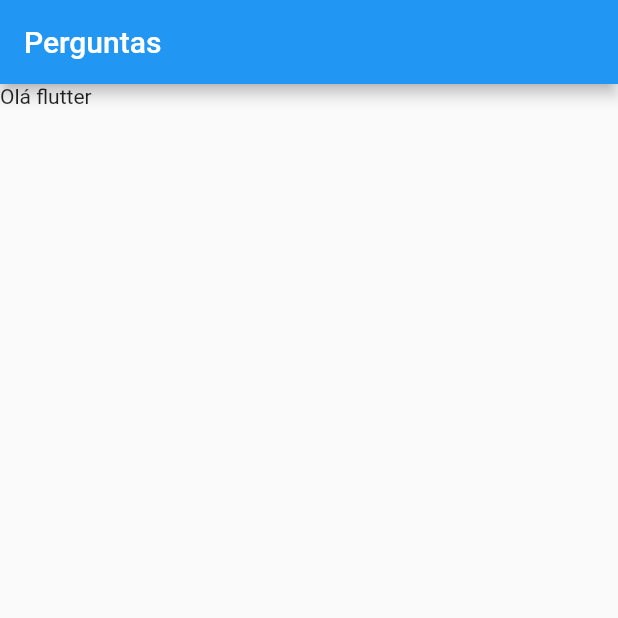
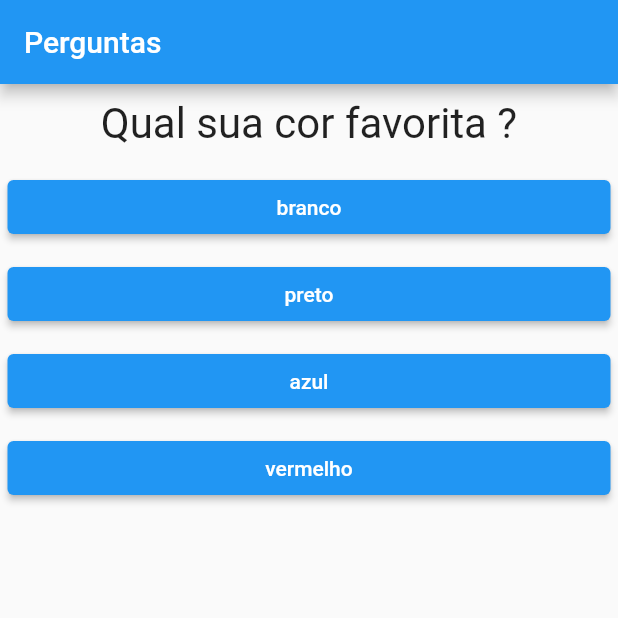
Before and after one commit to pgabrieldeveloper/perguntas_repostas, a Flutter app: the screen it shows after launch, on a phone screen of 412 x 824 dp, the top half of it. Run offline on Flutter 3.47's test engine with Material 2 defaults, Android fonts, the phone set to English and light mode, and no system bars; missing offline and left inert: dart:html.

Commit message:
adicionando widgs de perguntas e respostas

```diff
--- a/lib/main.dart
+++ b/lib/main.dart
@@ -1,18 +1,79 @@
 import 'package:flutter/material.dart';
+import 'package:perguntas_respostas/questao.dart';
+import 'package:perguntas_respostas/resposta.dart';
 
 main() {
   runApp(PerguntaApp());
 }
 
-class PerguntaApp extends StatelessWidget {
+class _PerguntaAppState extends State<PerguntaApp> {
+  var _indicePergunta = 0;
+
+  final List<Map<String, Object>> _perguntas = const [
+    {
+      'texto': 'Qual sua cor favorita ?',
+      'resposta': ['branco', 'preto', 'azul', 'vermelho']
+    },
+    {
+      'texto': 'Qual seu melhor amigo ?',
+      'resposta': ['deivid', 'gabriel', 'tezinha', 'juliano']
+    },
+    {
+      'texto': 'Qual seu animal preferido ?',
+      'resposta': ['gato', 'cachorro', 'cobra', 'tigre']
+    },
+  ];
+
+  void _responder() {
+    if (this.temPerguntaSelecionada) {
+      setState(() {
+        _indicePergunta++;
+        print('pergunta respondida');
+        print(this._indicePergunta);
+      });
+    }
+  }
+
+  bool get temPerguntaSelecionada {
+    return _indicePergunta < _perguntas.length;
+  }
+
+  @override
   Widget build(BuildContext context) {
+    List<String> respostas = temPerguntaSelecionada
+        ? _perguntas[_indicePergunta].cast()['resposta']
+        : [];
+    List<Widget> widgets =
+        respostas.map((text) => Resposta(text, _responder)).toList();
+    //for (String textResp in _perguntas[_indicePergunta].cast()['resposta']) {
+    //  widgets.add(Resposta(textResp, _responder));
+    //}
+
     return MaterialApp(
       home: Scaffold(
         appBar: AppBar(
           title: Text('Perguntas'),
         ),
-        body: Text('Olá flutter'),
+        body: temPerguntaSelecionada
+            ? Column(
+                children: [
+                  Qeustao(_perguntas[_indicePergunta]['texto'].toString()),
+                  ...widgets
+                ],
+              )
+            : Center(
+                child: Text(
+                  'Parabéns !',
+                  style: TextStyle(fontSize: 28),
+                ),
+              ),
       ),
     );
   }
 }
+
+class PerguntaApp extends StatefulWidget {
+  _PerguntaAppState createState() {
+    return _PerguntaAppState();
+  }
+}
--- /dev/null
+++ b/lib/questao.dart
@@ -0,0 +1,20 @@
+import 'package:flutter/material.dart';
+
+class Qeustao extends StatelessWidget {
+  final String texto;
+
+  Qeustao(this.texto);
+
+  @override
+  Widget build(BuildContext context) {
+    return Container(
+      width: double.infinity,
+      margin: EdgeInsets.all(10),
+      child: Text(
+        texto,
+        style: TextStyle(fontSize: 28),
+        textAlign: TextAlign.center,
+      ),
+    );
+  }
+}
--- /dev/null
+++ b/lib/resposta.dart
@@ -0,0 +1,23 @@
+import 'dart:html';
+
+import 'package:flutter/material.dart';
+import 'package:flutter/widgets.dart';
+
+class Resposta extends StatelessWidget {
+  final String _resposta;
+  final void Function() onSelect;
+
+  Resposta(this._resposta, this.onSelect);
+
+  @override
+  Widget build(BuildContext context) {
+    return Container(
+      margin: EdgeInsets.all(5),
+      width: double.infinity,
+      child: ElevatedButton(
+        onPressed: onSelect,
+        child: Text(_resposta),
+      ),
+    );
+  }
+}
```
Also changed, not shown: 1 other file.
